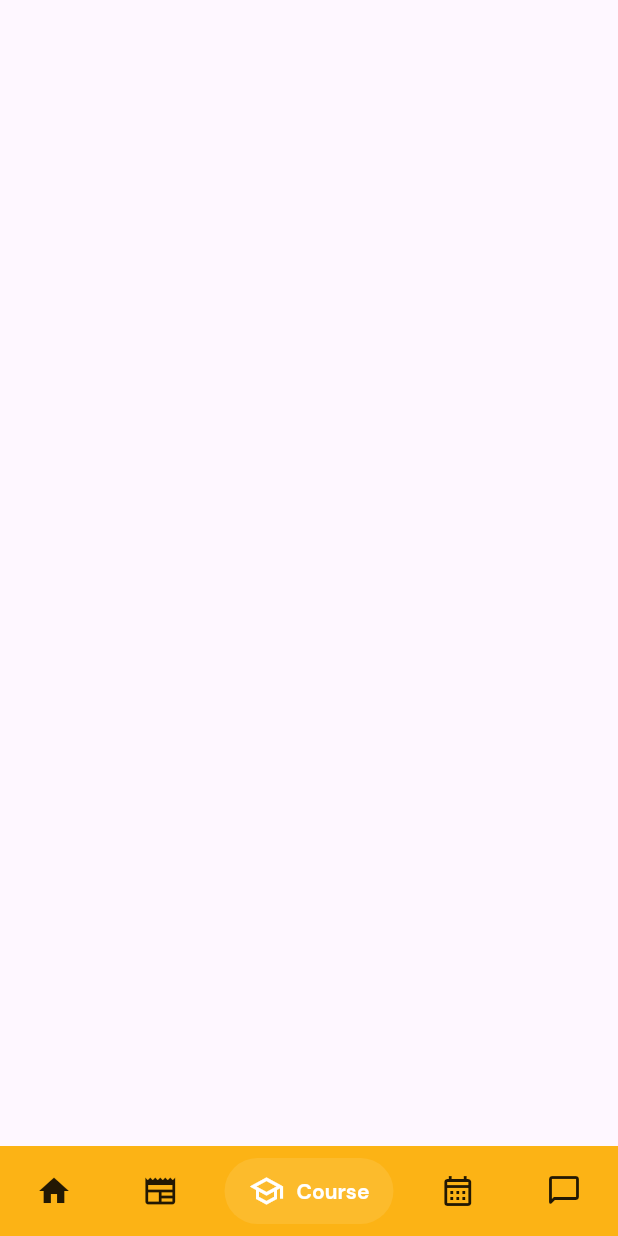
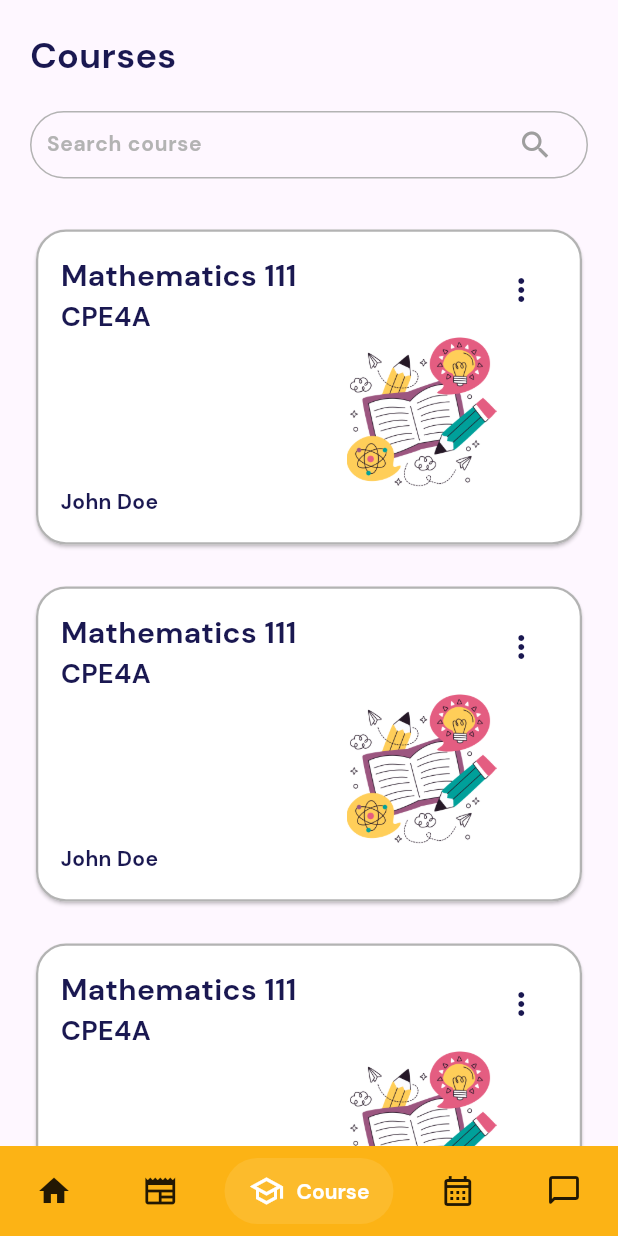
Before and after one commit to lansoyyy/school_systems, a Flutter app: the HomeScreen screen opened directly, item 3 of the bottom bar chosen, on a phone screen of 412 x 824 dp. Run offline on Flutter 3.47's test engine with Material 3 defaults, Android fonts, the light colour scheme and no system bars; drawn by our look-alikes of salomon_bottom_bar; our stand-ins replace fluttertoast; missing offline and left inert: flutter_calendar_week.

Commit message:
added course info

```diff
--- a/lib/screens/home_screen.dart
+++ b/lib/screens/home_screen.dart
@@ -1,5 +1,6 @@
 import 'package:flutter/material.dart';
 import 'package:salomon_bottom_bar/salomon_bottom_bar.dart';
+import 'package:school_systems/screens/tabs/course_tab.dart';
 import 'package:school_systems/screens/tabs/home_tab.dart';
 import 'package:school_systems/utlis/colors.dart';
 
@@ -16,7 +17,7 @@ class _HomeScreenState extends State<HomeScreen> {
   List tabs = [
     const HomeTab(),
     const SizedBox(),
-    const SizedBox(),
+    const CourseTab(),
     const SizedBox(),
     const SizedBox(),
   ];
--- /dev/null
+++ b/lib/screens/tabs/course_tab.dart
@@ -0,0 +1,175 @@
+import 'package:flutter/material.dart';
+import 'package:flutter_calendar_week/flutter_calendar_week.dart';
+import 'package:school_systems/screens/tabs/courses/course_info_screen.dart';
+import 'package:school_systems/utlis/colors.dart';
+import 'package:school_systems/widgets/text_widget.dart';
+
+class CourseTab extends StatefulWidget {
+  const CourseTab({super.key});
+
+  @override
+  State<CourseTab> createState() => _CourseTabState();
+}
+
+class _CourseTabState extends State<CourseTab> {
+  final searchController = TextEditingController();
+  String nameSearched = '';
+
+  @override
+  Widget build(BuildContext context) {
+    return SafeArea(
+      child: Padding(
+        padding: const EdgeInsets.only(left: 20, right: 20),
+        child: Column(
+          crossAxisAlignment: CrossAxisAlignment.start,
+          children: [
+            const SizedBox(
+              height: 20,
+            ),
+            Row(
+              mainAxisAlignment: MainAxisAlignment.spaceBetween,
+              children: [
+                Column(
+                  crossAxisAlignment: CrossAxisAlignment.start,
+                  mainAxisAlignment: MainAxisAlignment.center,
+                  children: [
+                    TextWidget(
+                      text: 'Courses',
+                      fontSize: 24,
+                      fontFamily: 'Bold',
+                      color: primary,
+                    ),
+                  ],
+                ),
+                const SizedBox(
+                  width: 50,
+                ),
+              ],
+            ),
+            const SizedBox(
+              height: 20,
+            ),
+            Container(
+              height: 45,
+              width: double.infinity,
+              decoration: BoxDecoration(
+                  border: Border.all(
+                    color: grey,
+                  ),
+                  borderRadius: BorderRadius.circular(100)),
+              child: Padding(
+                padding: const EdgeInsets.only(left: 10, right: 10),
+                child: TextFormField(
+                  style: TextStyle(
+                      color: grey, fontFamily: 'Regular', fontSize: 14),
+                  onChanged: (value) {
+                    setState(() {
+                      nameSearched = value;
+                    });
+                  },
+                  decoration: InputDecoration(
+                      border: InputBorder.none,
+                      labelStyle: const TextStyle(
+                        color: Colors.white,
+                      ),
+                      hintText: 'Search course',
+                      hintStyle: TextStyle(fontFamily: 'Bold', color: grey),
+                      suffixIcon: const Icon(
+                        Icons.search,
+                        color: Colors.grey,
+                      )),
+                  controller: searchController,
+                ),
+              ),
+            ),
+            const SizedBox(
+              height: 20,
+            ),
+            Expanded(child: ListView.builder(
+              itemBuilder: (context, index) {
+                return Padding(
+                  padding: const EdgeInsets.only(top: 10, bottom: 10),
+                  child: GestureDetector(
+                    onTap: () {
+                      Navigator.of(context).push(MaterialPageRoute(
+                          builder: (context) => const CourseInfoTab()));
+                    },
+                    child: Card(
+                      color: Colors.white,
+                      shape: RoundedRectangleBorder(
+                        borderRadius: BorderRadius.circular(20),
+                      ),
+                      child: Container(
+                        width: double.infinity,
+                        height: 210,
+                        decoration: BoxDecoration(
+                          border: Border.all(color: grey, width: 1.5),
+                          borderRadius: BorderRadius.circular(20),
+                        ),
+                        child: Padding(
+                          padding: const EdgeInsets.all(15.0),
+                          child: Column(
+                            crossAxisAlignment: CrossAxisAlignment.start,
+                            children: [
+                              Row(
+                                mainAxisAlignment:
+                                    MainAxisAlignment.spaceBetween,
+                                crossAxisAlignment: CrossAxisAlignment.start,
+                                children: [
+                                  Column(
+                                    crossAxisAlignment:
+                                        CrossAxisAlignment.start,
+                                    children: [
+                                      TextWidget(
+                                        text: 'Mathematics 111',
+                                        fontSize: 20,
+                                        fontFamily: 'Bold',
+                                        color: primary,
+                                      ),
+                                      TextWidget(
+                                        text: 'CPE4A',
+                                        fontSize: 18,
+                                        fontFamily: 'Bold',
+                                        color: primary,
+                                      ),
+                                    ],
+                                  ),
+                                  IconButton(
+                                    onPressed: () {},
+                                    icon: Icon(
+                                      Icons.more_vert,
+                                      color: primary,
+                                    ),
+                                  ),
+                                ],
+                              ),
+                              Padding(
+                                padding: const EdgeInsets.only(left: 150),
+                                child: Center(
+                                  child: Image.asset(
+                                    'assets/images/studying.png',
+                                    width: 100,
+                                  ),
+                                ),
+                              ),
+                              TextWidget(
+                                text: 'John Doe',
+                                fontSize: 14,
+                                fontFamily: 'Bold',
+                                color: primary,
+                              ),
+                            ],
+                          ),
+                        ),
+                      ),
+                    ),
+                  ),
+                );
+              },
+            )),
+          ],
+        ),
+      ),
+    );
+  }
+}
--- a/lib/widgets/text_widget.dart
+++ b/lib/widgets/text_widget.dart
@@ -8,10 +8,14 @@ class TextWidget extends StatelessWidget {
   late TextDecoration? decoration;
   final bool? isItalize;
   final bool? isBold;
+  final int? maxLines;
+  final TextAlign align;
 
   TextWidget(
       {super.key,
       this.decoration,
+      this.align = TextAlign.center,
+      this.maxLines = 1,
       this.isItalize = false,
       this.isBold = false,
       required this.text,
@@ -23,8 +27,8 @@ class TextWidget extends StatelessWidget {
   Widget build(BuildContext context) {
     return Text(
       text,
-      textAlign: TextAlign.center,
-      maxLines: 1,
+      textAlign: align,
+      maxLines: maxLines,
       style: TextStyle(
           overflow: TextOverflow.ellipsis,
           fontStyle: isItalize! ? FontStyle.italic : null,
```
Also changed, not shown: lib/screens/tabs/courses/course_info_screen.dart (added, +192 -0 lines), assets/images/studying.png (added), pubspec.lock.
